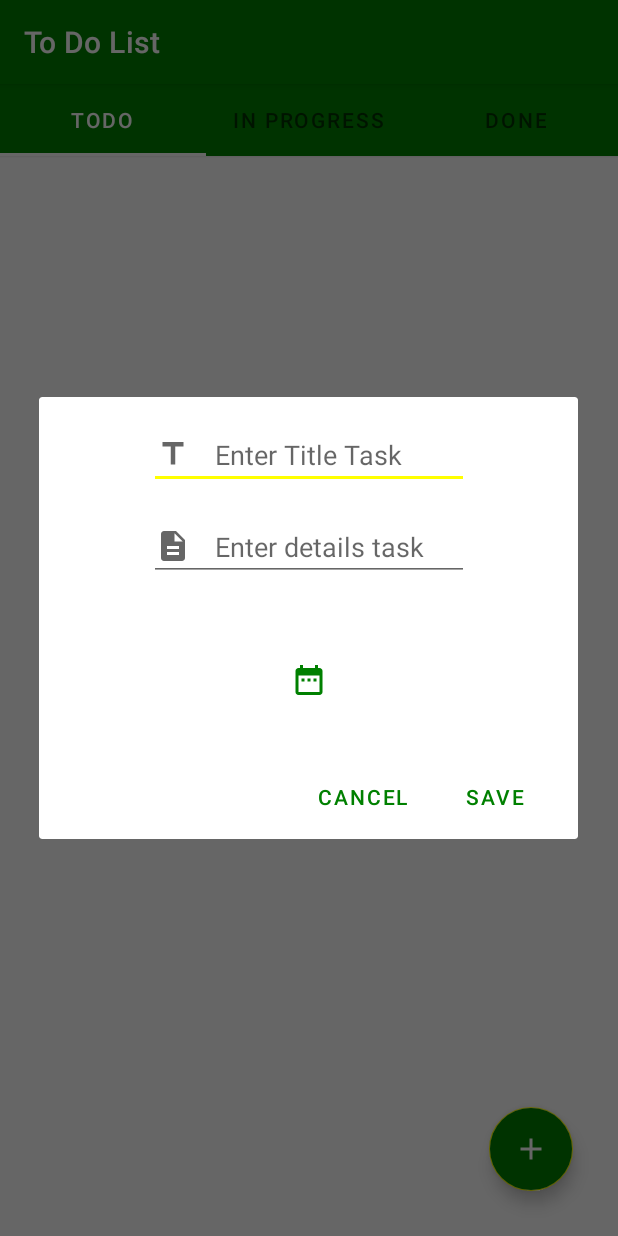
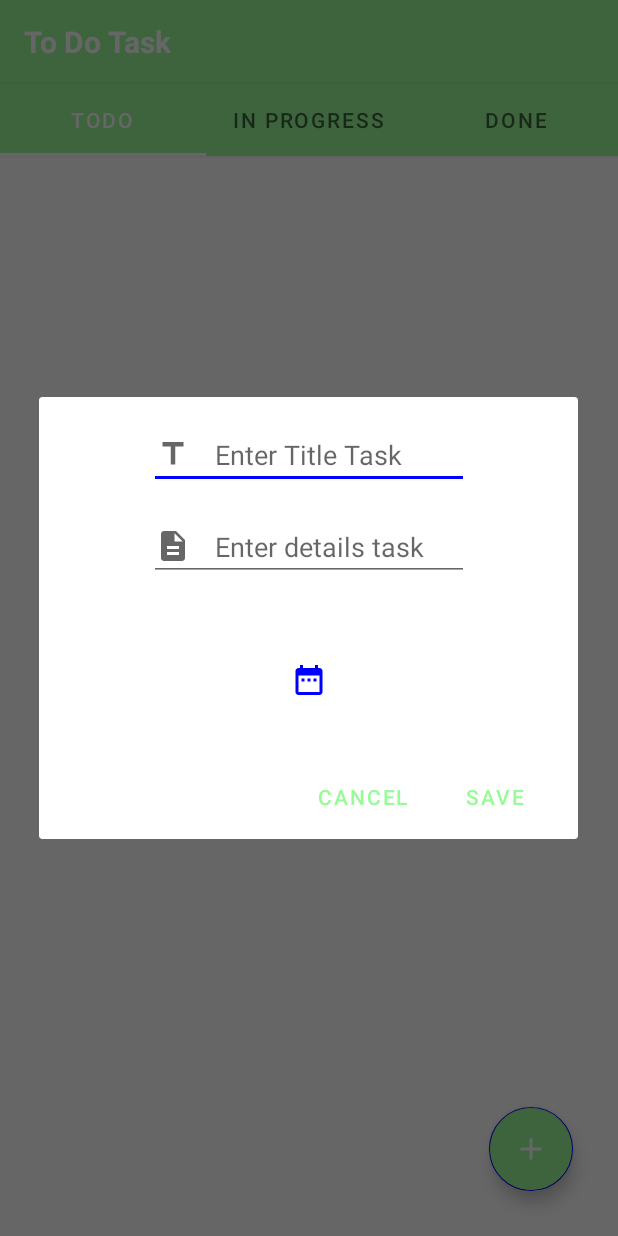
Before and after one commit to MohammedFouadx/ToDoList, an Android app: the screen it shows after launch (MainActivity), after a tap on an icon or button, on a phone screen of 412 x 824 dp. Run offline under Robolectric (Android 15) with nearby library versions, the phone set to English and light mode, and no system bars; our stand-ins replace Room's generated code.

Commit message:
update UI

```diff
--- a/app/src/main/java/sim/coder/todolist/MainActivity.kt
+++ b/app/src/main/java/sim/coder/todolist/MainActivity.kt
@@ -13,6 +13,7 @@ import sim.coder.todolist.fragment.MoreDetailsFragment
 
 
 class MainActivity : AppCompatActivity() ,HomeFragment.CallBacks{
+
     lateinit var  tabLayout: TabLayout
     lateinit var tabViewPager: ViewPager2
     override fun onCreate(savedInstanceState: Bundle?) {
@@ -40,8 +41,6 @@ class MainActivity : AppCompatActivity() ,HomeFragment.CallBacks{
                     0->HomeFragment.newInstance("todo")
                     1->HomeFragment.newInstance("inprogress")
                     2->HomeFragment.newInstance("done")
-//                    1->InProgress.newInstance()
-//                    2->Done.newInstance()
 
                     else->HomeFragment.newInstance("todo")
                 }
--- a/app/src/main/java/sim/coder/todolist/ToDoRepository.kt
+++ b/app/src/main/java/sim/coder/todolist/ToDoRepository.kt
@@ -42,13 +42,13 @@ class ToDoRepository private constructor(context: Context){
         }
     }
 
-    fun updatetask(tasks: ToDo){
+    fun updateTask(tasks: ToDo){
         executor.execute{
             ToDoDao.updateTask(tasks)
         }
     }
 
-    fun deletetask(tasks: ToDo){
+    fun deleteTask(tasks: ToDo){
         executor.execute{
             ToDoDao.deleteTask(tasks)
         }
--- a/app/src/main/java/sim/coder/todolist/model/MoreDetailsViewModel.kt
+++ b/app/src/main/java/sim/coder/todolist/model/MoreDetailsViewModel.kt
@@ -21,7 +21,7 @@ class MoreDetailsViewModel : ViewModel() {
     }
 
     fun saveTask(task: ToDo) {
-        todoRepositore.updatetask(task)
+        todoRepositore.updateTask(task)
     }
 
 }
--- a/app/src/main/java/sim/coder/todolist/model/ToDoListViewModel.kt
+++ b/app/src/main/java/sim/coder/todolist/model/ToDoListViewModel.kt
@@ -11,12 +11,12 @@ class ToDoListViewModel : ViewModel() {
     val taskListLiveData=toDoRepository.getTasks()
 
 
-    val taskListLiveDatainprogress=toDoRepository.getTasksInProgress()
+    val taskListLiveDataInProgress=toDoRepository.getTasksInProgress()
     val taskListLiveDataDone=toDoRepository.getTasksDone()
 
 
 
-    fun updateTaskToInprogress(tasks: ToDo,level:Int){
+    fun updateTaskByPosition(tasks: ToDo, level:Int){
         toDoRepository.updateTaskByPosition(tasks,level)
     }
 
@@ -28,7 +28,7 @@ class ToDoListViewModel : ViewModel() {
     }
 
     fun deleteTask(tasks: ToDo){
-        toDoRepository.deletetask(tasks)
+        toDoRepository.deleteTask(tasks)
     }
 
 
--- a/app/src/main/res/layout/activity_main.xml
+++ b/app/src/main/res/layout/activity_main.xml
@@ -5,11 +5,28 @@
     xmlns:tools="http://schemas.android.com/tools"
     android:layout_width="match_parent"
     android:layout_height="match_parent"
-    android:id="@+id/fragment_container"
     android:orientation="vertical"
     tools:context=".MainActivity">
 
 
+
+
+    <androidx.appcompat.widget.Toolbar
+        android:id="@+id/toolbar"
+        android:layout_width="match_parent"
+        android:layout_height="?attr/actionBarSize"
+        android:background="@color/purple_500">
+
+        <TextView
+            android:id="@+id/custom_title"
+            android:layout_width="wrap_content"
+            android:layout_height="wrap_content"
+            android:text="To Do Task"
+            android:textColor="#ffffff"
+            android:textSize="20sp"
+            android:textStyle="bold" />
+
+    </androidx.appcompat.widget.Toolbar>
 
     <com.google.android.material.tabs.TabLayout
         android:id="@+id/taps"
@@ -23,7 +40,6 @@
         app:layout_constraintTop_toTopOf="parent"
         app:tabSelectedTextColor="#ffffff"
         app:tabIndicatorColor="#ffffff"
-
         tools:ignore="MissingConstraints" />
 
     <androidx.viewpager2.widget.ViewPager2
@@ -37,5 +53,10 @@
         tools:ignore="MissingConstraints"
         tools:layout_editor_absoluteX="0dp" />
 
+    <FrameLayout
+        android:layout_width="match_parent"
+        android:layout_height="match_parent"
+        android:id="@+id/fragment_container" />
+
 
 </LinearLayout>
--- a/app/src/main/res/layout/custom_dialog_layout.xml
+++ b/app/src/main/res/layout/custom_dialog_layout.xml
@@ -40,7 +40,7 @@
         android:layout_height="100dp"
         android:layout_marginTop="16dp"
         android:background="#ffffff"
-        android:tint="#008000"
+        android:tint="#0000FF"
         app:layout_constraintEnd_toEndOf="parent"
         app:layout_constraintStart_toStartOf="parent"
         app:layout_constraintTop_toBottomOf="@+id/et_details_task"
--- a/app/src/main/res/layout/fragment_home.xml
+++ b/app/src/main/res/layout/fragment_home.xml
@@ -26,7 +26,8 @@
         android:layout_width="wrap_content"
         android:layout_height="wrap_content"
         android:src="@drawable/ic_add"
-        android:backgroundTint="#008000"
+        android:backgroundTint="@color/purple_500"
+        android:tint="#ffffff"
         android:backgroundTintMode="add"
         android:layout_alignParentBottom="true"
         android:layout_alignParentRight="true"
--- a/app/src/main/res/values-night/themes.xml
+++ b/app/src/main/res/values-night/themes.xml
@@ -1,10 +1,10 @@
 <resources xmlns:tools="http://schemas.android.com/tools">
     <!-- Base application theme. -->
-    <style name="Theme.ToDoList" parent="Theme.MaterialComponents.DayNight.DarkActionBar">
+    <style name="Theme.ToDoList" parent="Theme.MaterialComponents.DayNight.NoActionBar">
         <!-- Primary brand color. -->
         <item name="colorPrimary">@color/purple_200</item>
         <item name="colorPrimaryVariant">@color/purple_700</item>
-        <item name="colorOnPrimary">@color/black</item>
+        <item name="colorOnPrimary">@color/teal_200</item>
         <!-- Secondary brand color. -->
         <item name="colorSecondary">@color/teal_200</item>
         <item name="colorSecondaryVariant">@color/teal_200</item>
--- a/app/src/main/res/values/colors.xml
+++ b/app/src/main/res/values/colors.xml
@@ -1,10 +1,10 @@
 <?xml version="1.0" encoding="utf-8"?>
 <resources>
     <color name="purple_200">#FFBB86FC</color>
-    <color name="purple_500">#008000</color>
-    <color name="purple_700">#008000</color>
-    <color name="teal_200">#FFFF00</color>
+    <color name="purple_500">#98FB98</color>
+    <color name="purple_700">#98FB98</color>
+    <color name="teal_200">#0000FF</color>
     <color name="teal_700">#FF018786</color>
     <color name="black">#ffffff</color>
-    <color name="white">#FFFFFFFF</color>
+    <color name="white">#ffffff</color>
 </resources>
--- a/app/src/main/res/values/themes.xml
+++ b/app/src/main/res/values/themes.xml
@@ -1,10 +1,10 @@
 <resources xmlns:tools="http://schemas.android.com/tools">
     <!-- Base application theme. -->
-    <style name="Theme.ToDoList" parent="Theme.MaterialComponents.DayNight.DarkActionBar">
+    <style name="Theme.ToDoList" parent="Theme.MaterialComponents.DayNight.NoActionBar">
         <!-- Primary brand color. -->
         <item name="colorPrimary">@color/purple_500</item>
         <item name="colorPrimaryVariant">@color/purple_700</item>
-        <item name="colorOnPrimary">@color/white</item>
+        <item name="colorOnPrimary">#7B68EE</item>
         <!-- Secondary brand color. -->
         <item name="colorSecondary">@color/teal_200</item>
         <item name="colorSecondaryVariant">@color/teal_700</item>
```
Also changed, not shown: app/src/main/java/sim/coder/todolist/fragment/HomeFragment.kt (+10 -11 lines), app/src/main/res/drawable/shape_btn.xml (added, +11 -0 lines), app/src/main/res/layout/list_item_to_do.xml (+4 -4 lines).
